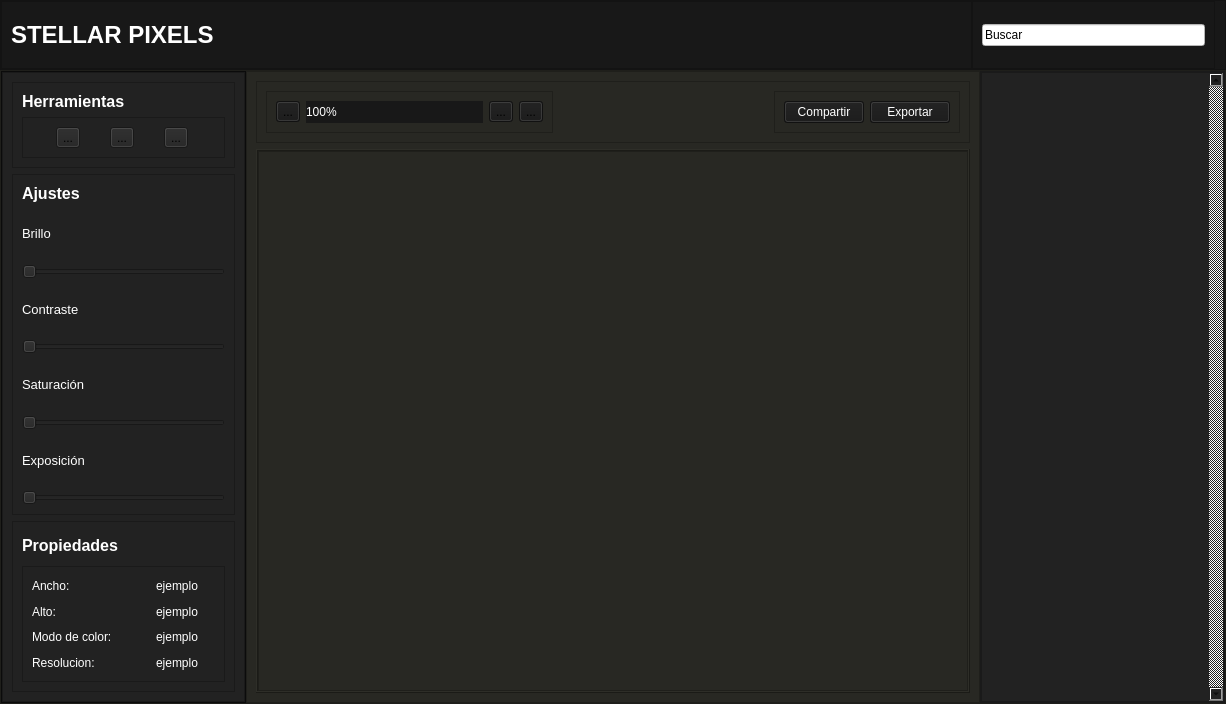
Above: StellarPixelsGUI.ui from Josue-Silva-T/StellarPixels before the change. Below: the same form after it.
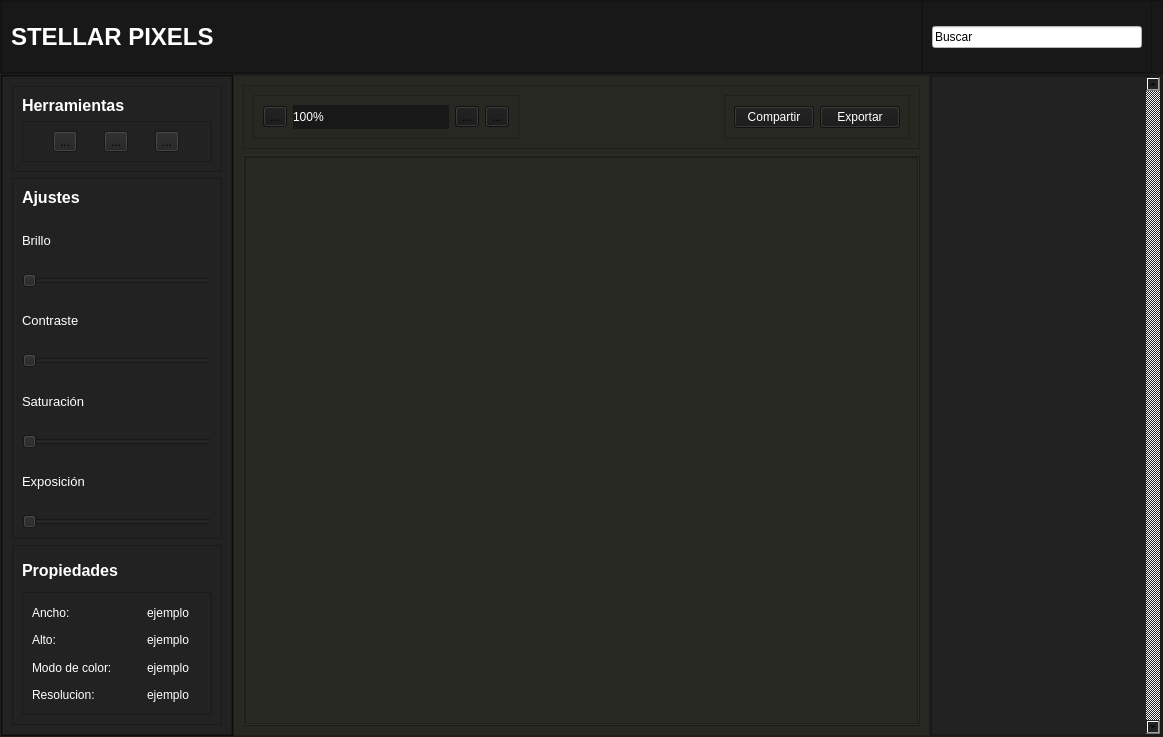
That is the form after the change. Icons and pictures are not drawn.

The edit to the form file:
```diff
--- a/StellarPixelsGUI.ui
+++ b/StellarPixelsGUI.ui
@@ -9,8 +9,8 @@
    <rect>
     <x>0</x>
     <y>0</y>
-    <width>1226</width>
-    <height>704</height>
+    <width>1163</width>
+    <height>737</height>
    </rect>
   </property>
   <property name="windowTitle">
@@ -624,7 +624,7 @@
                </property>
                <property name="sizeHint" stdset="0">
                 <size>
-                 <width>192</width>
+                 <width>176</width>
                  <height>20</height>
                 </size>
                </property>
@@ -743,8 +743,8 @@
               <rect>
                <x>0</x>
                <y>0</y>
-               <width>220</width>
-               <height>628</height>
+               <width>207</width>
+               <height>657</height>
               </rect>
              </property>
             </widget>
```
